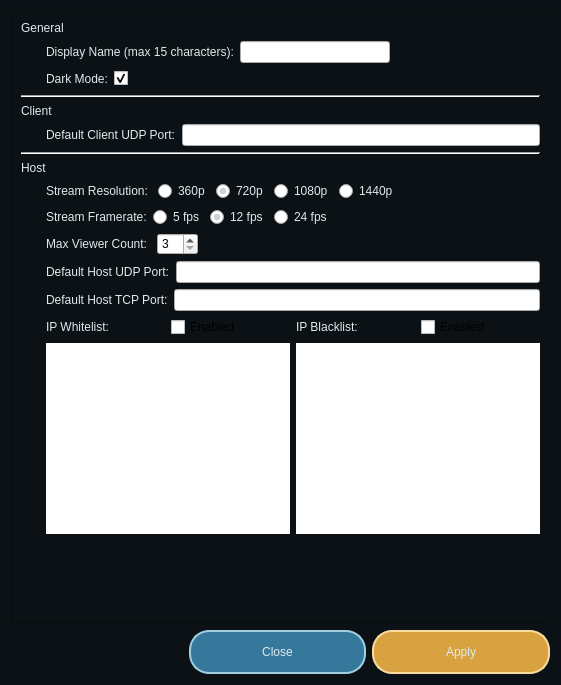
Qt form app/home/settingswindow.ui (erakai/Mercury) before a commit.
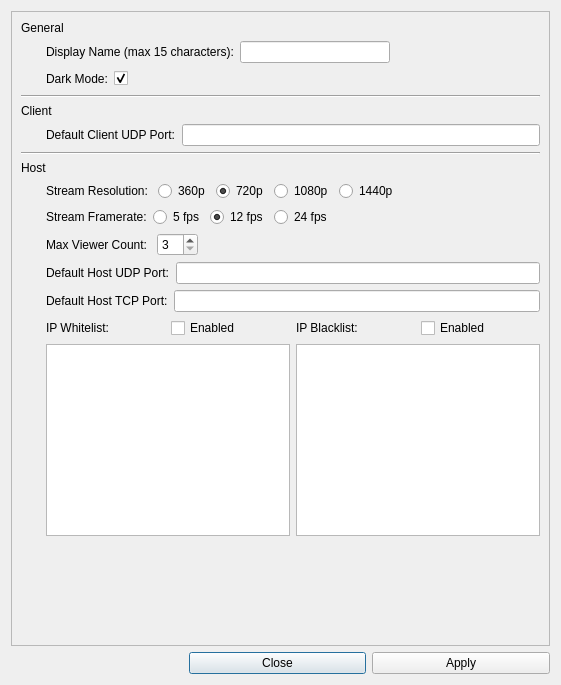
The same form after that commit.

Commit message: completed styling of all components for both light and dark mode. Button functionality to be implemented next

What changed in the file:
```diff
--- a/app/home/settingswindow.ui
+++ b/app/home/settingswindow.ui
@@ -14,56 +14,10 @@
    <string>Dialog</string>
   </property>
   <property name="styleSheet">
-   <string notr="true">QPushButton {
-	background-color: rgb(54, 120, 156);
-	color: rgb(223, 234, 237);
-	border: 2px solid rgb(160, 207, 226);
-	min-height: 40px;
-	min-width: 40px;
-	border-radius: 20px;
-}
-QPushButton:pressed {
-	background-color: rgba(173, 213, 255, 80);
-}
-QPushButton#applyButton {
-	background-color: rgb(217, 162, 64);
-	border: 2px solid rgb(249, 220, 161);
-}
-QPushButton#applyButton:pressed {
-	background-color: rgba(217, 162, 64, 80);
-	border: 2px solid rgb(249, 220, 161);
-}
-
-QLabel {
-	color: rgb(223, 234, 237);
-}
-QLabel[sectionHeader=true] {
-	font-size: 30px;
-}
-
-QRadioButton {
-	color:  rgb(223, 234, 237);
-}
-
-Line {
-	border: 2px solid rgb(160, 207, 226);
-	background-color: rgb(160, 207, 226);
-	color:  rgb(223, 234, 237);
-	fill:  rgb(223, 234, 237);
-}
-
-QTextEdit { border: 1px solid white; }
-
-QDialog#SettingsWindow {
-	background-color: rgb(11, 17, 20);
-}
-
-QScrollArea {
-	background-color: rgb(11, 17, 20);
-}
-QWidget#scrollAreaWidgetContents {
-	background-color: rgb(11, 17, 20);
-}</string>
+   <string notr="true"/>
+  </property>
+  <property name="containerStyle" stdset="0">
+   <string>outer</string>
   </property>
   <layout class="QVBoxLayout" name="verticalLayout" stretch="5,1">
    <item>
@@ -83,7 +37,7 @@
         <x>0</x>
         <y>0</y>
         <width>535</width>
-        <height>595</height>
+        <height>541</height>
        </rect>
       </property>
       <layout class="QGridLayout" name="gridLayout">
```
Left out of the diff: 19 changed lines with no effect on the pictures. The commit also changes 16 other files.
